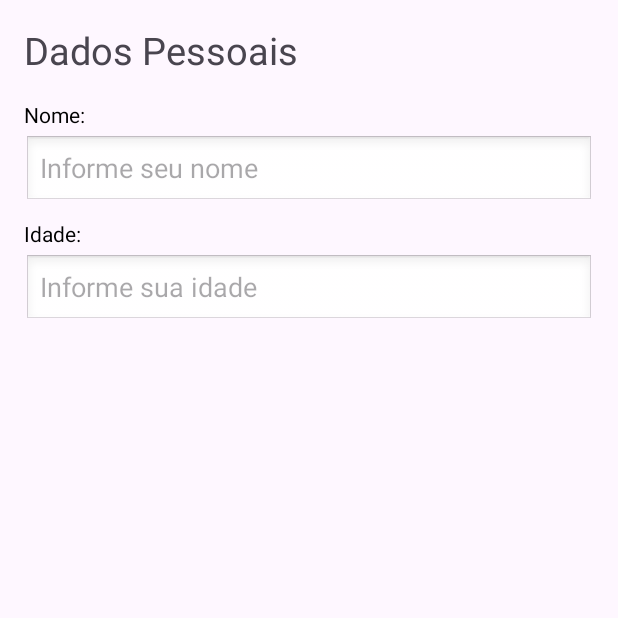
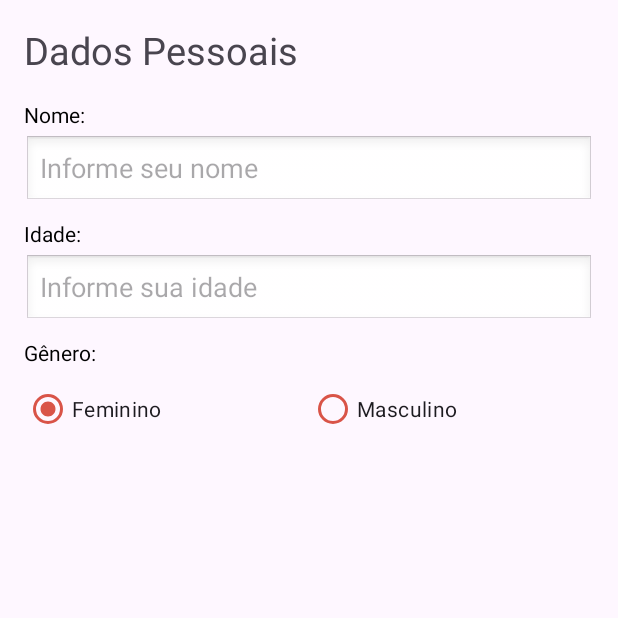
Before and after one commit to Analiviamotta/ImFitPlus, an Android app: the PersonalDataFormActivity screen opened directly, with no data from a screen before it, on a phone screen of 412 x 824 dp, the top half of it. Run offline under Robolectric (Android 15) with nearby library versions, the phone set to English and light mode, and no system bars.

Commit message:
feat: add radio group to gender

```diff
--- a/app/src/main/res/layout/activity_personal_data_form.xml
+++ b/app/src/main/res/layout/activity_personal_data_form.xml
@@ -85,5 +85,55 @@
 
         app:layout_constraintTop_toBottomOf="@id/ageTv" />
 
+    <TextView
+        android:id="@+id/genderTv"
+        android:text="@string/gender"
+
+        android:textColor="@color/black"
+
+        android:layout_width="match_parent"
+        android:layout_height="wrap_content"
+
+        android:paddingHorizontal="16dp"
+        android:paddingTop="8dp"
+        android:paddingBottom="4dp"
+
+        app:layout_constraintTop_toBottomOf="@id/ageEt" />
+
+    <RadioGroup
+        android:id="@+id/genderRg"
+
+        android:orientation="horizontal"
+
+        android:paddingHorizontal="16dp"
+
+        android:layout_width="match_parent"
+        android:layout_height="wrap_content"
+
+        app:layout_constraintTop_toBottomOf="@+id/genderTv">
+        <RadioButton
+            android:id="@+id/femaleRb"
+            android:text="@string/female"
+
+            android:checked="true"
+
+            android:layout_width="0dp"
+            android:layout_weight="1"
+            android:buttonTint="@color/rose"
+            app:buttonTint="@color/rose"
+            android:layout_height="wrap_content" />
+
+        <RadioButton
+            android:id="@+id/maleRb"
+
+            android:text="@string/male"
+
+            android:layout_width="0dp"
+            android:layout_weight="1"
+            android:buttonTint="@color/rose"
+            app:buttonTint="@color/rose"
+            android:layout_height="wrap_content" />
+    </RadioGroup>
+
 
 </androidx.constraintlayout.widget.ConstraintLayout>
--- a/app/src/main/res/values/strings.xml
+++ b/app/src/main/res/values/strings.xml
@@ -7,4 +7,7 @@
     <string name="name_placeholder">Informe seu nome</string>
     <string name="age">Idade:</string>
     <string name="age_placeholder">Informe sua idade</string>
+    <string name="gender">Gênero:</string>
+    <string name="female">Feminino</string>
+    <string name="male">Masculino</string>
 </resources>
```
